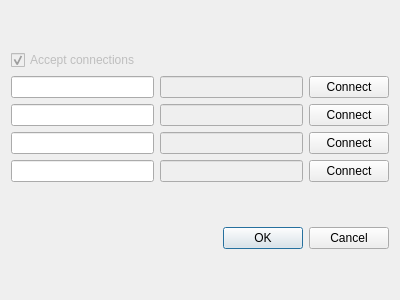
Above: LifeQt/networkui.ui from TimSC/primordial before the change. Below: the same form after it.
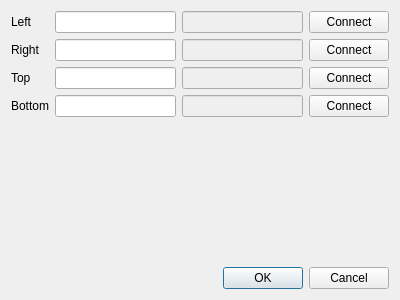
That is the form after the change.

Commit message: Add network side labels to ui

The edit to the form file:
```diff
--- a/LifeQt/networkui.ui
+++ b/LifeQt/networkui.ui
@@ -16,53 +16,31 @@
   <layout class="QVBoxLayout" name="verticalLayout">
    <item>
     <layout class="QGridLayout" name="gridLayout">
-     <item row="3" column="0">
-      <widget class="QLineEdit" name="addressEdit_3"/>
-     </item>
-     <item row="2" column="0">
-      <widget class="QLineEdit" name="addressEdit_2"/>
-     </item>
-     <item row="4" column="2">
-      <widget class="QPushButton" name="connectButton_4">
-       <property name="text">
-        <string>Connect</string>
-       </property>
-      </widget>
-     </item>
-     <item row="1" column="0">
+     <item row="0" column="1">
       <widget class="QLineEdit" name="addressEdit"/>
      </item>
-     <item row="4" column="0">
-      <widget class="QLineEdit" name="addressEdit_4"/>
-     </item>
-     <item row="3" column="2">
-      <widget class="QPushButton" name="connectButton_3">
-       <property name="text">
-        <string>Connect</string>
-       </property>
-      </widget>
-     </item>
-     <item row="1" column="2">
+     <item row="0" column="3">
       <widget class="QPushButton" name="connectButton">
        <property name="text">
         <string>Connect</string>
        </property>
       </widget>
      </item>
-     <item row="0" column="0">
-      <widget class="QCheckBox" name="acceptConnectionsCheckBox">
-       <property name="enabled">
-        <bool>false</bool>
-       </property>
+     <item row="2" column="3">
+      <widget class="QPushButton" name="connectButton_3">
        <property name="text">
-        <string>Accept connections</string>
-       </property>
-       <property name="checked">
-        <bool>true</bool>
+        <string>Connect</string>
        </property>
       </widget>
      </item>
      <item row="2" column="2">
+      <widget class="QLineEdit" name="status_3">
+       <property name="enabled">
+        <bool>false</bool>
+       </property>
+      </widget>
+     </item>
+     <item row="1" column="3">
       <widget class="QPushButton" name="connectButton_2">
        <property name="text">
         <string>Connect</string>
@@ -70,6 +48,30 @@
       </widget>
      </item>
      <item row="1" column="1">
+      <widget class="QLineEdit" name="addressEdit_2"/>
+     </item>
+     <item row="3" column="2">
+      <widget class="QLineEdit" name="status_4">
+       <property name="enabled">
+        <bool>false</bool>
+       </property>
+      </widget>
+     </item>
+     <item row="1" column="2">
+      <widget class="QLineEdit" name="status_2">
+       <property name="enabled">
+        <bool>false</bool>
+       </property>
+      </widget>
+     </item>
+     <item row="3" column="3">
+      <widget class="QPushButton" name="connectButton_4">
+       <property name="text">
+        <string>Connect</string>
+       </property>
+      </widget>
+     </item>
+     <item row="0" column="2">
       <widget class="QLineEdit" name="status">
        <property name="enabled">
         <bool>false</bool>
@@ -77,28 +79,54 @@
       </widget>
      </item>
      <item row="2" column="1">
-      <widget class="QLineEdit" name="status_2">
-       <property name="enabled">
-        <bool>false</bool>
-       </property>
-      </widget>
+      <widget class="QLineEdit" name="addressEdit_3"/>
      </item>
      <item row="3" column="1">
-      <widget class="QLineEdit" name="status_3">
-       <property name="enabled">
-        <bool>false</bool>
+      <widget class="QLineEdit" name="addressEdit_4"/>
+     </item>
+     <item row="0" column="0">
+      <widget class="QLabel" name="label">
+       <property name="text">
+        <string>Left</string>
        </property>
       </widget>
      </item>
-     <item row="4" column="1">
-      <widget class="QLineEdit" name="status_4">
-       <property name="enabled">
-        <bool>false</bool>
+     <item row="1" column="0">
+      <widget class="QLabel" name="label_2">
+       <property name="text">
+        <string>Right</string>
+       </property>
+      </widget>
+     </item>
+     <item row="2" column="0">
+      <widget class="QLabel" name="label_3">
+       <property name="text">
+        <string>Top</string>
+       </property>
+      </widget>
+     </item>
+     <item row="3" column="0">
+      <widget class="QLabel" name="label_4">
+       <property name="text">
+        <string>Bottom</string>
        </property>
       </widget>
      </item>
     </layout>
    </item>
+   <item>
+    <spacer name="verticalSpacer">
+     <property name="orientation">
+      <enum>Qt::Vertical</enum>
+     </property>
+     <property name="sizeHint" stdset="0">
+      <size>
+       <width>20</width>
+       <height>40</height>
+      </size>
+     </property>
+    </spacer>
+   </item>
    <item>
     <widget class="QDialogButtonBox" name="buttonBox">
      <property name="orientation">
```
